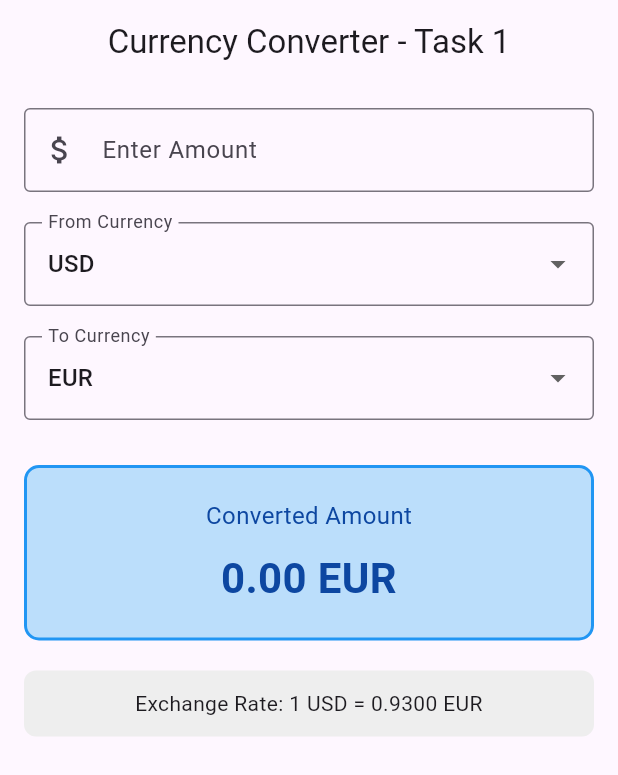
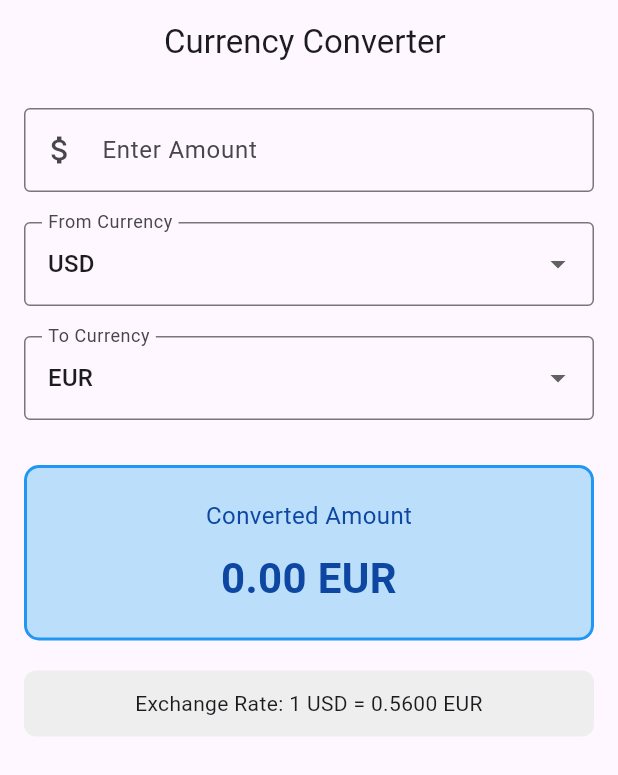
Before and after one commit to ntapire123/Currency_converter, a Flutter app: the screen it shows after launch, on a phone screen of 412 x 824 dp. Shown: the top 775 px of the screen. Run offline on Flutter 3.47's test engine with Material 3 defaults, Android fonts, the phone set to English and light mode, and no system bars.

Commit message:
Commit done after correcting the exchange rate for various countries

```diff
--- a/lib/main.dart
+++ b/lib/main.dart
@@ -43,11 +43,11 @@ class _CurrencyConverterAppState extends State<CurrencyConverterApp> {
 
   final Map<String, double> _hardcodedRates = {
     'USD': 1.0,
-    'EUR': 0.93,
-    'GBP': 0.79,
-    'JPY': 149.50,
-    'CAD': 1.36,
-    'AUD': 1.53,
+    'EUR': 0.56,
+    'GBP': 0.49,
+    'JPY': 156.92,
+    'CAD': 1.41,
+    'AUD': 1.55,
     'NEP': 92.48,
   };
 
@@ -63,7 +63,7 @@ class _CurrencyConverterAppState extends State<CurrencyConverterApp> {
   Widget build(BuildContext context) {
     return Scaffold(
       appBar: AppBar(
-        title: Text('Currency Converter - Task 1'),
+        title: Text('Currency Converter '),
         centerTitle: true,
       ),
       body: Padding(
```
